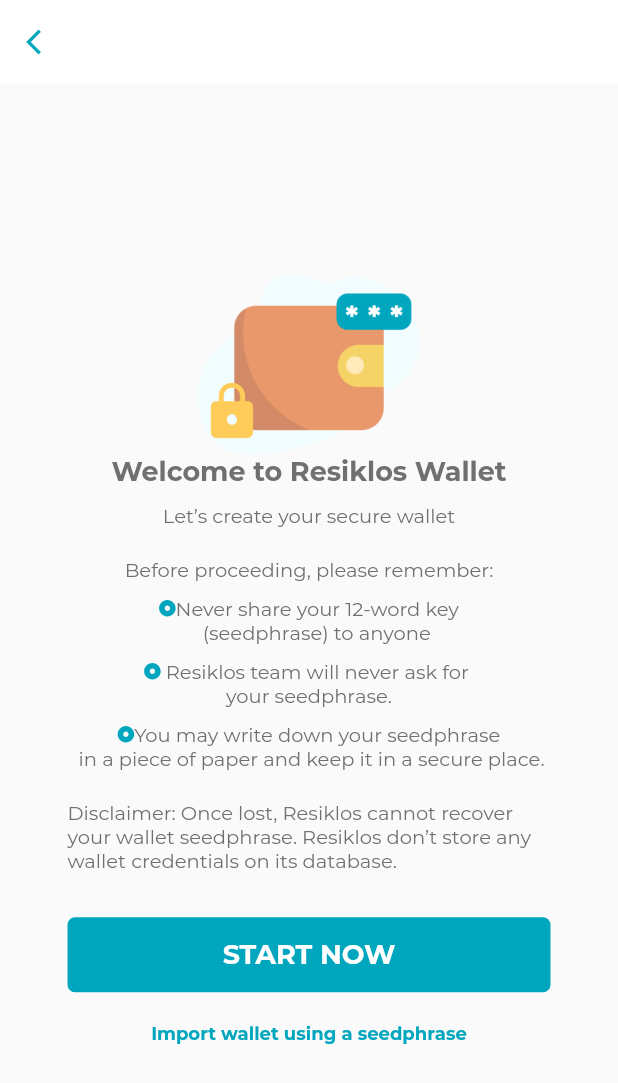
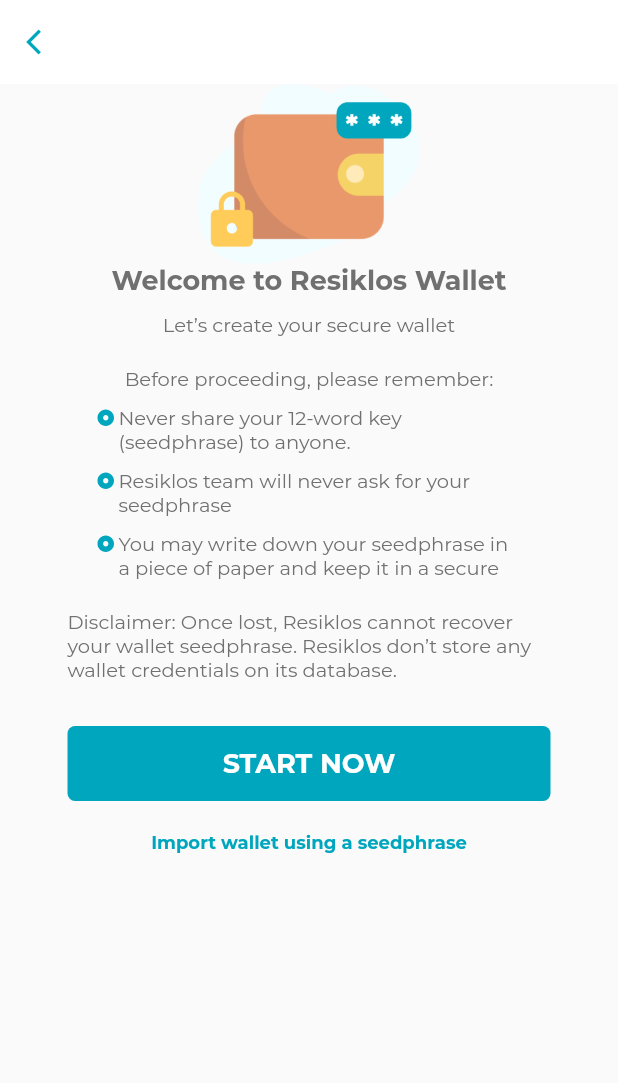
Before and after one commit to a87835546/resiklos, a Flutter app: the SetupWalletStep1Page screen opened directly, on a phone screen of 412 x 824 dp. Shown: the top 1083 px of the screen. Run offline on Flutter 3.47's test engine with Material 2 defaults, Android fonts, the phone set to English and light mode, and no system bars; our stand-ins replace badges, country_picker, dio, dotted_border, flutter_datetime_picker, flutter_easyloading and 11 more; missing offline and left inert: adobe_xd, amazon_s3_cognito, flutter_login_facebook, qr_code_scanner; accounts and stored records are empty; project files that could hold a hidden picture were left out.

Commit message:
update:setup wallet pages

```diff
--- a/lib/home/setup_wallet_step1_page.dart
+++ b/lib/home/setup_wallet_step1_page.dart
@@ -28,7 +28,7 @@ class _SetupWalletStep1PageState
       ),
       body: Container(
         padding: EdgeInsets.only(left: 45, right: 45),
-        child: Center(
+        child: Container(
           child: ListView(
             shrinkWrap: true,
             children: [
@@ -72,95 +72,77 @@ class _SetupWalletStep1PageState
                 ),
               ),
               Container(
-                  padding: EdgeInsets.only(top: 10),
-                  alignment: Alignment.center,
+                  padding: EdgeInsets.only(top: 10, left: 20, right: 20),
                   child: Row(
                     mainAxisAlignment: MainAxisAlignment.center,
                     children: [
-                      bullet(),
                       Container(
+                        height: 26,
+                        padding: EdgeInsets.only(right: 3),
+                        alignment: Alignment.topLeft,
+                        child: bullet(),
+                      ),
+                      Expanded(
+                          child: Container(
                         child: const Text(
-                          "Never share your 12-word key",
+                          "Never share your 12-word key (seedphrase) to anyone. ",
                           style: TextStyle(
                               color: Color(0xff707070),
                               fontSize: 13,
                               fontWeight: FontWeight.normal),
                           maxLines: 2,
                         ),
-                      ),
+                      )),
                     ],
                   )),
               Container(
-                alignment: Alignment.center,
-                child: const Text(
-                  "   (seedphrase) to anyone",
-                  style: TextStyle(
-                      color: Color(0xff707070),
-                      fontSize: 13,
-                      fontWeight: FontWeight.normal),
-                  maxLines: 2,
-                ),
-              ),
-              Container(
-                  padding: EdgeInsets.only(top: 10),
-                  alignment: Alignment.center,
+                  padding: EdgeInsets.only(top: 10, left: 20, right: 20),
                   child: Row(
                     mainAxisAlignment: MainAxisAlignment.center,
                     children: [
-                      bullet(),
                       Container(
+                        height: 26,
+                        padding: EdgeInsets.only(right: 3),
+                        alignment: Alignment.topLeft,
+                        child: bullet(),
+                      ),
+                      Expanded(
+                          child: Container(
                         child: const Text(
-                          " Resiklos team will never ask for ",
+                          "Resiklos team will never ask for your seedphrase ",
                           style: TextStyle(
                               color: Color(0xff707070),
                               fontSize: 13,
                               fontWeight: FontWeight.normal),
                           maxLines: 2,
                         ),
-                      ),
+                      )),
                     ],
                   )),
               Container(
-                alignment: Alignment.center,
-                child: const Text(
-                  "your seedphrase.",
-                  style: TextStyle(
-                      color: Color(0xff707070),
-                      fontSize: 13,
-                      fontWeight: FontWeight.normal),
-                  maxLines: 2,
-                ),
-              ),
-              Container(
-                  padding: EdgeInsets.only(top: 10),
-                  alignment: Alignment.center,
+                  padding: EdgeInsets.only(top: 10, left: 20, right: 20),
                   child: Row(
                     mainAxisAlignment: MainAxisAlignment.center,
                     children: [
-                      bullet(),
                       Container(
+                        height: 26,
+                        padding: EdgeInsets.only(right: 3),
+                        alignment: Alignment.topLeft,
+                        child: bullet(),
+                      ),
+                      Expanded(
+                          child: Container(
                         child: const Text(
-                          "You may write down your seedphrase",
+                          "You may write down your seedphrase in a piece of paper and keep it in a secure place.",
                           style: TextStyle(
                               color: Color(0xff707070),
                               fontSize: 13,
                               fontWeight: FontWeight.normal),
                           maxLines: 2,
                         ),
-                      ),
+                      )),
                     ],
                   )),
-              Container(
-                alignment: Alignment.center,
-                child: const Text(
-                  " in a piece of paper and keep it in a secure place.",
-                  style: TextStyle(
-                      color: Color(0xff707070),
-                      fontSize: 13,
-                      fontWeight: FontWeight.normal),
-                  maxLines: 2,
-                ),
-              ),
               Container(
                 padding: EdgeInsets.only(top: 20),
                 alignment: Alignment.center,
--- a/lib/home/setup_wallet_step4_page.dart
+++ b/lib/home/setup_wallet_step4_page.dart
@@ -4,6 +4,7 @@ import 'package:flutter/material.dart';
 import 'package:flutter/src/widgets/framework.dart';
 import 'package:flutter_svg/flutter_svg.dart';
 import 'package:resiklos/base_class/base_page.dart';
+import 'package:resiklos/bottom_navigationbar.dart';
 import 'package:resiklos/home/kyc/kyc_frist_page.dart';
 import 'package:resiklos/home/setup_wallet_progress_widget.dart';
 import 'package:resiklos/rk_app_bar.dart';
@@ -265,7 +266,12 @@ class _SetupWalletStep4PageState
                           fontSize: 18),
                     )),
                 behavior: HitTestBehavior.translucent,
-                onTap: () {},
+                onTap: () {
+                  Navigator.pushAndRemoveUntil(context,
+                      MaterialPageRoute(builder: (ctx) {
+                    return CustomBottomNavigationBar();
+                  }), (route) => false);
+                },
               ),
             ],
           ),
--- a/lib/utils/cache.dart
+++ b/lib/utils/cache.dart
@@ -39,7 +39,7 @@ class Cache {
   }
 
   setString(String key, String _value) {
-    prefs?.setString(key, _value).then((value) => log("save string value is ${value?'success':'fail'}  key is $key value is $_value"));
+    prefs?.setString(key, _value).then((value) => log("save string value is ${value?'success':'fail'}  key is $key value is "));
   }
 
   setDouble(String key, double value) {
```
